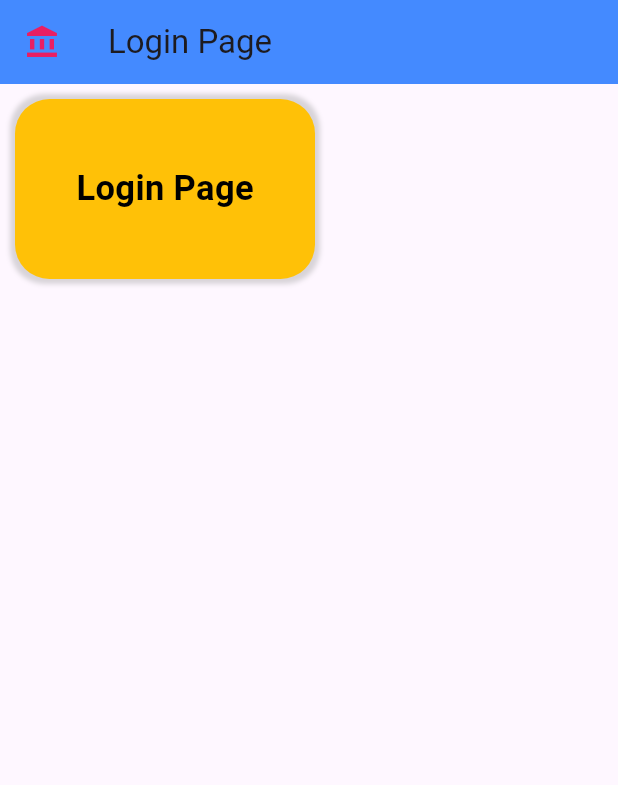
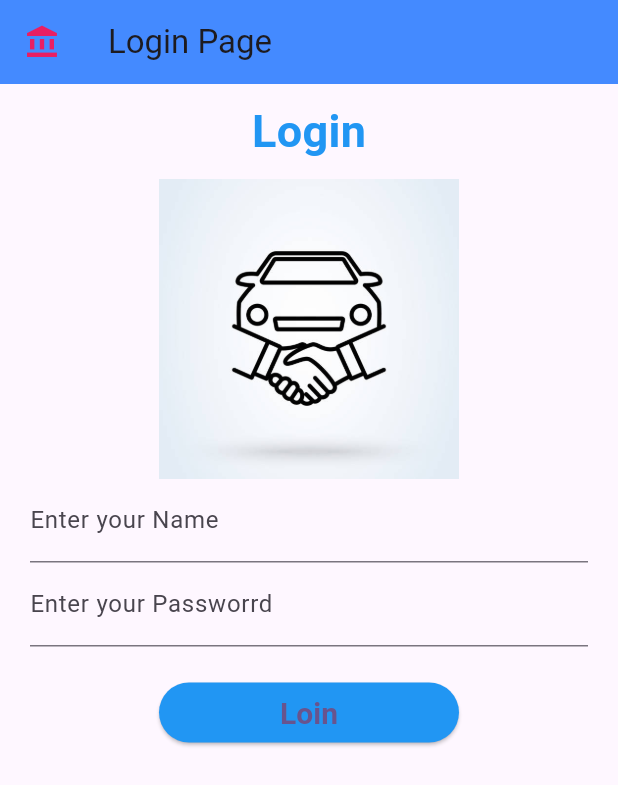
Before and after one commit to shiran02/Flutter-Project, a Flutter app: the screen it shows after launch, on a phone screen of 412 x 824 dp. Shown: the top 785 px of the screen. Run offline on Flutter 3.47's test engine with Material 2 defaults, Android fonts, the phone set to English and light mode, and no system bars.

Commit message:
second commit

```diff
--- a/lib/login_page.dart
+++ b/lib/login_page.dart
@@ -9,6 +9,20 @@ class LoginPage extends StatefulWidget {
 }
 
 class _LoginPageState extends State<LoginPage> {
+
+  TextEditingController _usernameController = TextEditingController();
+  TextEditingController _passwordController = TextEditingController();
+
+
+  //init state function run at once
+  //it use such as  call API etc ....
+  @override
+  void initState() {
+    // TODO: implement initState
+    super.initState();
+  }
+
+
   @override
   Widget build(BuildContext context) {
     return Scaffold(
@@ -20,33 +34,99 @@ class _LoginPageState extends State<LoginPage> {
       ),
 
       body: Container(
-        margin: EdgeInsets.symmetric(horizontal: 10,vertical: 10),
-        padding: EdgeInsets.symmetric(horizontal: 10,vertical: 10),
+          child: SingleChildScrollView(
+            child: Column(
 
-        height: 120,
+          children: [
+
+          Container(
+          padding: EdgeInsets.symmetric(vertical: 10),
+        child: Center(
+          child: Text(
+            'Login',
+            style: TextStyle(
+                color: Colors.blue,
+                fontSize: 30,
+                fontWeight: FontWeight.bold
+            ),),
+        ),
+      ),
+      Container(
+        padding: EdgeInsets.only(top: 0),
         width: 200,
-        decoration: BoxDecoration(
-          color: Colors.amber,
-          borderRadius: BorderRadius.circular(23),
-          boxShadow: [
-            BoxShadow(
-              color: Colors.grey.withOpacity(0.4),
-              blurRadius: 2.0,
-              spreadRadius: 3.0
+        child: Image.asset("assets/image2.jpg"),
+      ),
+
+      Container(
+        padding: EdgeInsets.symmetric(horizontal: 10),
+        margin: EdgeInsets.symmetric(horizontal: 10),
+        child: Column(
+          children: [
+
+            //.............Text forms.....................................
+            Container(
+              child: TextFormField(
+                controller: _usernameController,
+                onChanged: (value){
+                  print(value);
+                },
+                decoration: InputDecoration(
+                  border: UnderlineInputBorder(),
+                  labelText: 'Enter your Name',
+                  hintText: 'user name',
+                ),
+              ),
             ),
+
+            Container(
+              child: TextFormField(
+                controller: _passwordController,
+                decoration: InputDecoration(
+                  border: UnderlineInputBorder(),
+                  labelText: 'Enter your Passworrd',
+                  hintText: 'password',
+                ),
+              ),
+            ),
+
+            Container(
+              width:200,
+              margin: EdgeInsets.only(top: 20),
+              child: ElevatedButton(
+
+                onPressed: loginButtonClick,
+                child: Text('Loin'),
+                style:ElevatedButton.styleFrom(
+                  primary:Colors.blue,
+                  textStyle: TextStyle(
+                      fontSize: 20,
+                      fontWeight: FontWeight.bold,
+                      color: Colors.black
+                  ),
+                ),
+              ),
+            ),
+
+            //......login Button .........................................
           ],
         ),
-        child: Center(
-          child: Text(
-              'Login Page',
-            style: TextStyle(
-              color: Colors.black,
-              fontWeight: FontWeight.bold,
-              fontSize: 23,
-            ),
-          ),
-        ),
-        ),
+      ),
+      ],
+    ),),
+
+
+      ),
     );
   }
+
+
+  void loginButtonClick(){
+
+    if(_usernameController.text == "shiran" && _passwordController.text =="1234"){
+      print("Login success");
+    }else{
+      print("Login faild");
+    }
+
+  }
 }
--- a/lib/main.dart
+++ b/lib/main.dart
@@ -1,4 +1,5 @@
 import 'package:flutter/material.dart';
+import 'package:login/splash_screen.dart';
 
 import 'login_page.dart';
 
--- a/pubspec.yaml
+++ b/pubspec.yaml
@@ -59,9 +59,9 @@ flutter:
   uses-material-design: true
 
   # To add assets to your application, add an assets section, like this:
-  # assets:
-  #   - images/a_dot_burr.jpeg
-  #   - images/a_dot_ham.jpeg
+  assets:
+    - assets/image.jpg
+    - assets/image2.jpg
 
   # An image asset can refer to one or more resolution-specific "variants", see
   # https://flutter.dev/assets-and-images/#resolution-aware
```
Also changed, not shown: lib/example1.dart (added, +43 -0 lines), lib/splash_screen.dart (added, +23 -0 lines), assets/image.jpg (added), assets/image2.jpg (added).
